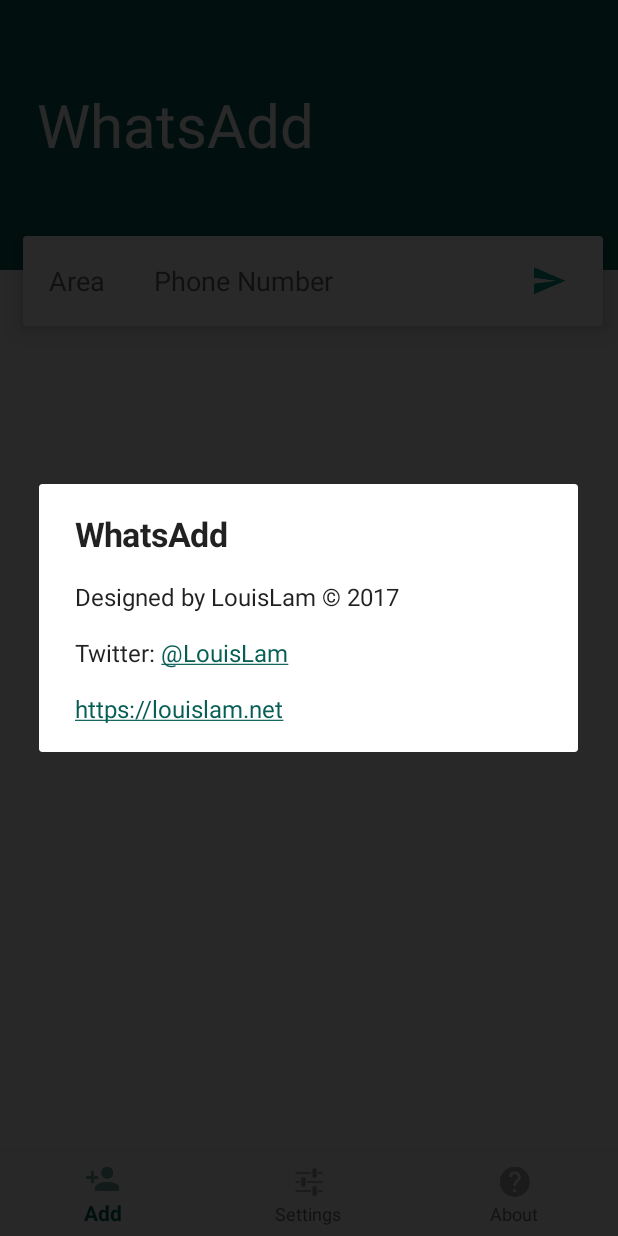
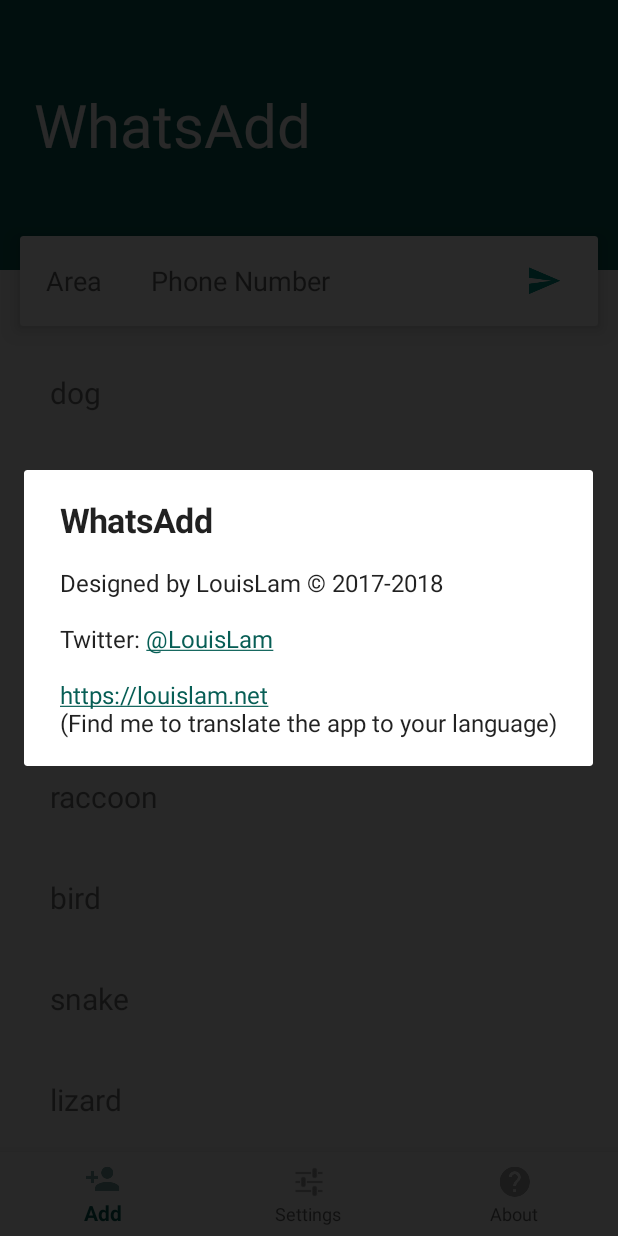
Before and after one commit to louislam/whatsadd, an Android app: the screen it shows after launch (MainActivity before the commit, KotlinMainActivity after it), item 3 of the bottom bar chosen, on a phone screen of 412 x 824 dp. Run offline under Robolectric (Android 15) with nearby library versions, the phone set to English and light mode, and no system bars; libraries missing offline, so code that uses them is left out: net.louislam.android; 2 statements that could not run were skipped.

Commit message:
update project and better handle keyboard

```diff
--- a/app-base/src/main/AndroidManifest.xml
+++ b/app-base/src/main/AndroidManifest.xml
@@ -8,9 +8,8 @@
         android:label="@string/app_name"
         android:supportsRtl="true"
         android:theme="@style/AppTheme">
-
         <activity
-            android:name=".MainActivity"
+            android:name=".KotlinMainActivity"
             android:label="@string/app_name"
             android:theme="@style/AppTheme.NoActionBar">
             <intent-filter>
@@ -35,7 +34,7 @@
                 android:name="default-url"
                 android:value="https://whats.louislam.net" />
         </activity>
-
+        <activity android:name=".MainActivity"></activity>
     </application>
 
 </manifest>
--- /dev/null
+++ b/app-base/src/main/java/net/louislam/whatsadd/AnimalAdapter.kt
@@ -0,0 +1,31 @@
+package net.louislam.whatsadd
+
+import android.content.Context
+import android.support.v7.widget.RecyclerView
+import android.view.LayoutInflater
+import android.view.View
+import android.view.ViewGroup
+import kotlinx.android.synthetic.main.history_item.view.*
+
+class AnimalAdapter(val items : ArrayList<String>, val context: Context) : RecyclerView.Adapter<ViewHolder>() {
+
+    // Gets the number of animals in the list
+    override fun getItemCount(): Int {
+        return items.size
+    }
+
+    // Inflates the item views
+    override fun onCreateViewHolder(parent: ViewGroup, viewType: Int): ViewHolder {
+        return ViewHolder(LayoutInflater.from(context).inflate(R.layout.history_item, parent, false))
+    }
+
+    // Binds each animal in the ArrayList to a view
+    override fun onBindViewHolder(holder: ViewHolder, position: Int) {
+        holder.tvAnimalType?.text = items.get(position)
+    }
+}
+
+class ViewHolder (view: View) : RecyclerView.ViewHolder(view) {
+    // Holds the TextView that will add each animal to
+    val tvAnimalType = view.historyItem
+}
--- /dev/null
+++ b/app-base/src/main/java/net/louislam/whatsadd/KotlinMainActivity.kt
@@ -0,0 +1,72 @@
+package net.louislam.whatsadd
+
+import android.os.Bundle
+import android.support.v7.widget.LinearLayoutManager
+import android.view.inputmethod.EditorInfo
+import kotlinx.android.synthetic.main.activity_main.*
+import net.louislam.android.L
+
+class KotlinMainActivity : MainActivity() {
+
+    // Initializing an empty ArrayList to be filled with animals
+    val animals: ArrayList<String> = ArrayList()
+
+    override fun onCreate(savedInstanceState: Bundle?) {
+        super.onCreate(savedInstanceState)
+
+        number.setOnEditorActionListener { _, actionID, _ ->
+            if (actionID == EditorInfo.IME_ACTION_DONE) {
+                button.performClick()
+            }
+            true
+        }
+
+        // Loads animals into the ArrayList
+        addAnimals()
+
+        // Creates a vertical Layout Manager
+        historyRecycleView.layoutManager = LinearLayoutManager(this)
+
+        // You can use GridLayoutManager if you want multiple columns. Enter the number of columns as a parameter.
+//        rv_animal_list.layoutManager = GridLayoutManager(this, 2)
+
+        // Access the RecyclerView Adapter and load the data into it
+        historyRecycleView.adapter = AnimalAdapter(animals, this)
+
+    }
+
+    fun addAnimals() {
+        animals.add("dog")
+        animals.add("cat")
+        animals.add("owl")
+        animals.add("cheetah")
+        animals.add("raccoon")
+        animals.add("bird")
+        animals.add("snake")
+        animals.add("lizard")
+        animals.add("hamster")
+        animals.add("bear")
+        animals.add("lion")
+        animals.add("tiger")
+        animals.add("horse")
+        animals.add("frog")
+        animals.add("fish")
+        animals.add("shark")
+        animals.add("turtle")
+        animals.add("elephant")
+        animals.add("cow")
+        animals.add("beaver")
+        animals.add("bison")
+        animals.add("porcupine")
+        animals.add("rat")
+        animals.add("mouse")
+        animals.add("goose")
+        animals.add("deer")
+        animals.add("fox")
+        animals.add("moose")
+        animals.add("buffalo")
+        animals.add("monkey")
+        animals.add("penguin")
+        animals.add("parrot")
+    }
+}
--- a/app-base/src/main/java/net/louislam/whatsadd/MainActivity.java
+++ b/app-base/src/main/java/net/louislam/whatsadd/MainActivity.java
@@ -33,13 +33,15 @@ import java.util.Locale;
 
 public class MainActivity extends AppCompatActivity implements DialogInterface.OnClickListener{
 
-    private AlertDialog settingDialog;
-    private AlertDialog askDialog;
+    protected AlertDialog settingDialog;
+    protected AlertDialog askDialog;
 
     public final static String WHATSAPP = "com.whatsapp";
     public final static String WHATSAPP_BUSINESS = "com.whatsapp.w4b";
-    private EditText areaCode;
-    private EditText number;
+
+    protected EditText areaCode;
+    protected EditText number;
+    protected ImageButton button;
 
     @Override
     protected void onCreate(Bundle savedInstanceState) {
@@ -53,7 +55,7 @@ public class MainActivity extends AppCompatActivity implements DialogInterface.O
 
         areaCode = findViewById(R.id.areaCode);
         number = findViewById(R.id.number);
-        ImageButton button = findViewById(R.id.button);
+        button = findViewById(R.id.button);
 
         number.setOnKeyListener(new View.OnKeyListener() {
             @Override
@@ -163,9 +165,10 @@ public class MainActivity extends AppCompatActivity implements DialogInterface.O
                 }
 
                 AlertDialog b = new AlertDialog.Builder(MainActivity.this).setMessage(Html.fromHtml("<h2>WhatsAdd</h2>" +
-                        design + " LouisLam &copy; 2017<br><br>" +
+                        design + " LouisLam &copy; 2017-2018<br><br>" +
                         "Twitter: <a href=\"https://twitter.com/LouisLam\">@LouisLam</a><br/><br/>" +
-                        "<a href=\"https://louislam.net/blog\">https://louislam.net</a>")).create();
+                        "<a href=\"https://louislam.net/blog/2018/01/whatsadd/\">https://louislam.net</a><br />" +
+                        "(Find me to translate the app to your language)")).create();
                 b.show();
 
                 ((TextView) b.findViewById(android.R.id.message)).setMovementMethod(LinkMovementMethod.getInstance());
--- /dev/null
+++ b/app-base/src/main/res/drawable/ripple_rect.xml
@@ -0,0 +1,11 @@
+<?xml version="1.0" encoding="utf-8"?>
+<ripple xmlns:android="http://schemas.android.com/apk/res/android"
+    xmlns:tools="http://schemas.android.com/tools"
+    android:color="#cfd8dc"
+    tools:targetApi="lollipop">
+    <item android:id="@android:id/mask">
+        <shape android:shape="rectangle">
+            <solid android:color="#d1c4e9" />
+        </shape>
+    </item>
+</ripple>
--- a/app-base/src/main/res/layout/activity_main.xml
+++ b/app-base/src/main/res/layout/activity_main.xml
@@ -40,14 +40,10 @@
             android:layout_width="match_parent"
             android:layout_height="60dp"
             android:layout_alignParentEnd="true"
-            android:layout_alignParentLeft="true"
-            android:layout_alignParentRight="true"
             android:layout_alignParentStart="true"
             android:layout_alignParentTop="true"
-            android:layout_marginEnd="10dp"
-            android:layout_marginLeft="15dp"
-            android:layout_marginRight="0dp"
-            android:layout_marginStart="15dp"
+            android:layout_marginEnd="13dp"
+            android:layout_marginStart="13dp"
             android:layout_marginTop="157dp"
             app:cardBackgroundColor="#FFFFFF"
             app:cardCornerRadius="2dp"
@@ -63,11 +59,9 @@
                     android:id="@+id/areaCode"
                     android:layout_width="60dp"
                     android:layout_height="50dp"
-                    android:layout_alignParentLeft="true"
-
+                    android:imeOptions="actionNext"
                     android:layout_alignParentStart="true"
                     android:layout_centerVertical="true"
-                    android:layout_marginLeft="7dp"
                     android:layout_marginStart="7dp"
                     android:background="@drawable/edittext"
                     android:ems="10"
@@ -78,7 +72,6 @@
 
                 <EditText
                     android:id="@+id/number"
-
                     android:layout_width="wrap_content"
                     android:layout_height="50dp"
                     android:layout_alignBottom="@+id/areaCode"
@@ -87,8 +80,6 @@
                     android:layout_marginRight="10dp"
                     android:layout_marginStart="10dp"
                     android:layout_toEndOf="@+id/areaCode"
-                    android:layout_toLeftOf="@+id/button"
-                    android:layout_toRightOf="@+id/areaCode"
                     android:layout_toStartOf="@+id/button"
                     android:background="@drawable/edittext"
                     android:ems="10"
@@ -101,10 +92,8 @@
                     android:layout_width="50dp"
                     android:layout_height="50dp"
                     android:layout_alignParentEnd="true"
-                    android:layout_alignParentRight="true"
                     android:layout_alignTop="@+id/number"
                     android:layout_marginEnd="11dp"
-                    android:layout_marginRight="11dp"
                     android:background="@drawable/ripple"
                     android:contentDescription="@string/send"
                     android:src="@drawable/ic_action_send" />
@@ -117,16 +106,24 @@
             android:id="@+id/textView"
             android:layout_width="wrap_content"
             android:layout_height="wrap_content"
-            android:layout_alignLeft="@+id/cardView"
             android:layout_alignParentTop="true"
             android:layout_alignStart="@+id/cardView"
-            android:layout_marginLeft="9dp"
             android:layout_marginStart="9dp"
             android:layout_marginTop="56dp"
             android:text="@string/app_name"
             android:textAppearance="@style/TextAppearance.AppCompat.Large.Inverse"
             android:textSize="40sp" />
 
+        <android.support.v7.widget.RecyclerView
+            android:id="@+id/historyRecycleView"
+            android:layout_width="383dp"
+            android:layout_height="match_parent"
+            android:layout_alignParentStart="true"
+            android:layout_alignParentTop="true"
+            android:layout_marginStart="13dp"
+            android:layout_marginTop="228dp"
+            android:layout_marginEnd="13dp"
+            android:layout_marginBottom="60dp" />
 
     </RelativeLayout>
 
--- /dev/null
+++ b/app-base/src/main/res/layout/history_item.xml
@@ -0,0 +1,19 @@
+<?xml version="1.0" encoding="utf-8"?>
+<LinearLayout xmlns:android="http://schemas.android.com/apk/res/android"
+    android:orientation="vertical"
+    android:layout_width="match_parent"
+    android:layout_height="wrap_content"
+    android:background="@drawable/ripple_rect"
+    android:clickable="true"
+    android:focusable="true">
+
+    <TextView
+        android:id="@+id/historyItem"
+        android:layout_width="match_parent"
+        android:layout_height="wrap_content"
+        android:textSize="20sp"
+        android:padding="20dp"
+
+        />
+
+</LinearLayout>
--- a/appapk/build.gradle
+++ b/appapk/build.gradle
@@ -9,7 +9,7 @@ android {
         versionName "1.4.2"
         targetSdkVersion 26
     }
-    buildToolsVersion '27.0.3'
+    buildToolsVersion '28.0.2'
     productFlavors {
     }
 }
--- a/build.gradle
+++ b/build.gradle
@@ -1,12 +1,14 @@
 // Top-level build file where you can add configuration options common to all sub-projects/modules.
 
 buildscript {
+    ext.kotlin_version = '1.2.71'
     repositories {
         jcenter()
         google()
     }
     dependencies {
-        classpath 'com.android.tools.build:gradle:3.1.2'
+        classpath 'com.android.tools.build:gradle:3.2.0'
+        classpath "org.jetbrains.kotlin:kotlin-gradle-plugin:$kotlin_version"
 
         // NOTE: Do not place your application dependencies here; they belong
         // in the individual module build.gradle files
--- a/instantapp/build.gradle
+++ b/instantapp/build.gradle
@@ -1,7 +1,7 @@
 apply plugin: 'com.android.instantapp'
 
 android {
-    buildToolsVersion '27.0.3'
+    buildToolsVersion '28.0.2'
     compileSdkVersion 26
     defaultConfig {
         versionCode 6
```
Also changed, not shown: app-base/build.gradle (+17 -11 lines), gradle/wrapper/gradle-wrapper.properties, 1 other file.
